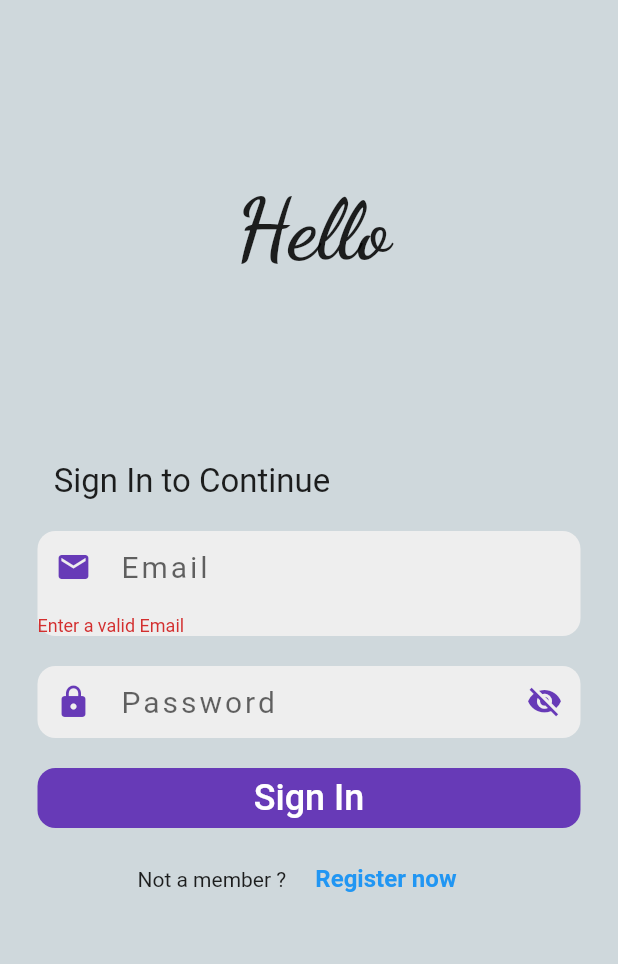
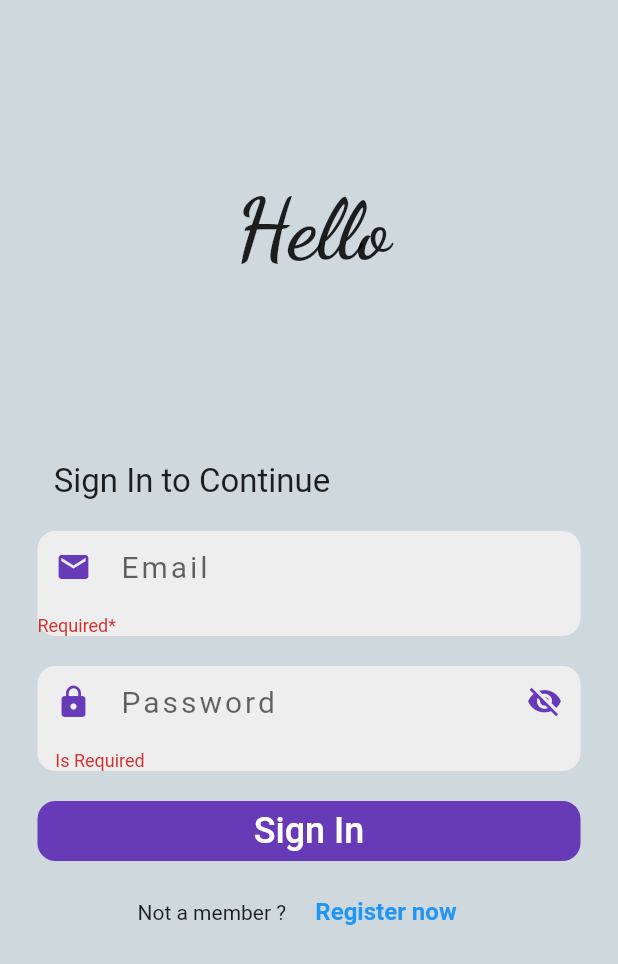
Before and after one commit to Ar3mis22/FoodRecipeApp, a Flutter app: the screen it shows after launch, after a tap on "Sign In", on a phone screen of 412 x 824 dp. Shown: the top 964 px of the screen. Run offline on Flutter 3.47's test engine with Material 2 defaults, Android fonts, the phone set to English and light mode, and no system bars; drawn by our look-alikes of carousel_slider; our stand-ins replace form_field_validator, loading_animation_widget; missing offline and left inert: dart:ffi.

Commit message:
Learning Period Tasks

```diff
--- a/lib/login_page.dart
+++ b/lib/login_page.dart
@@ -1,12 +1,12 @@
 import 'dart:ffi';
 
-import 'package:email_validator/email_validator.dart';
+//import 'package:email_validator/email_validator.dart';
 import 'package:flutter/cupertino.dart';
 import 'package:flutter/material.dart';
 import 'package:carousel_slider/carousel_slider.dart';
 import 'package:login_ui/sign_up.dart';
 import 'package:login_ui/welcome_page.dart';
-//import 'package:form_field_validator/form_field_validator.dart';
+import 'package:form_field_validator/form_field_validator.dart';
 
 class LoginPage extends StatefulWidget {
   const LoginPage({Key? key}) : super(key: key);
@@ -20,12 +20,23 @@ class _LoginPageState extends State<LoginPage> {
   final formKey = GlobalKey<FormState>();
 
   final emailController = TextEditingController();
-
+ void validate()
+ {
+   if(formKey.currentState!.validate()){
+     Navigator.push(context, MaterialPageRoute(builder: (context)=> WelcomePge()));
+   }
+   else
+     {
+       return null;
+     }
+ }
   @override
   Widget build(BuildContext context) {
     return Scaffold(
       backgroundColor: Colors.blueGrey[100],
       body: SingleChildScrollView(
+        child: Form(
+          key: formKey,
           child: Column(
             children: [
               Padding(
@@ -76,14 +87,19 @@ class _LoginPageState extends State<LoginPage> {
               ),
               Padding(
                 padding: const EdgeInsets.symmetric(horizontal: 25.0),
-              child: Form(
-                key: formKey,
+
                 child: Container(
                   decoration: BoxDecoration(
                     color: Colors.grey[200],
                     borderRadius: BorderRadius.circular(12),
                   ),
                   child: TextFormField(
+                    validator: MultiValidator(
+                      [
+                        RequiredValidator(errorText: "Required*"),
+                        EmailValidator(errorText: "Enter a valid E-mail")
+                      ]
+                    ),
                     controller: emailController,
                     keyboardType: TextInputType.emailAddress,
                     decoration: InputDecoration(
@@ -97,11 +113,10 @@ class _LoginPageState extends State<LoginPage> {
                           Icons.email,
                           color: Colors.deepPurple,
                         )),
-                    validator: (email) =>//*********************************** VALIDATOR FUNCTION ****************************
-                        email != null && !EmailValidator.validate(email)
-                            ? 'Enter a valid Email'
-                            : null,
-                  ),
+                    // validator: (email) =>//*********************************** VALIDATOR FUNCTION ****************************
+                    //     email != null && !EmailValidator.validate(email)
+                    //         ? 'Enter a valid Email'
+                    //         : null,
                   ),
                 ),
               ),
@@ -115,7 +130,15 @@ class _LoginPageState extends State<LoginPage> {
                     color: Colors.grey[200],
                     borderRadius: BorderRadius.circular(12),
                   ),
-                child: TextField(
+                  child: TextFormField(
+                    validator: (value) {
+                      if (value!.isEmpty) {
+                        return '    Is Required';
+                      }
+                      else {
+                        return null;
+                      }
+                    },
                     obscureText: passwordObscured,
                     decoration: InputDecoration(
                         border: InputBorder.none,
@@ -157,13 +180,7 @@ class _LoginPageState extends State<LoginPage> {
                     borderRadius: BorderRadius.circular(12),
                   ),
                   child: FlatButton(
-                  onPressed: () {
-                    final form = formKey.currentState!;
-                    if (form.validate()) {
-                      Navigator.push(context, MaterialPageRoute(builder: (context)=> WelcomePge()));
-                    }
-
-                  },
+                    onPressed: validate,
                     child: Center(
                       child: Text(
                         'Sign In',
@@ -202,6 +219,7 @@ class _LoginPageState extends State<LoginPage> {
             ],
           ),
         ),
+      ),
     );
   }
 
@@ -217,4 +235,8 @@ class _LoginPageState extends State<LoginPage> {
     "안녕하세요",
     "नमस्कार",
   ];
+
 }
+//final form = formKey.currentState!;
+//                     if (form.validate()) {
+//                       Navigator.push(context, MaterialPageRoute(builder: (context)=> WelcomePge()));
```
Lines whose indentation alone changed are shown as unchanged.
